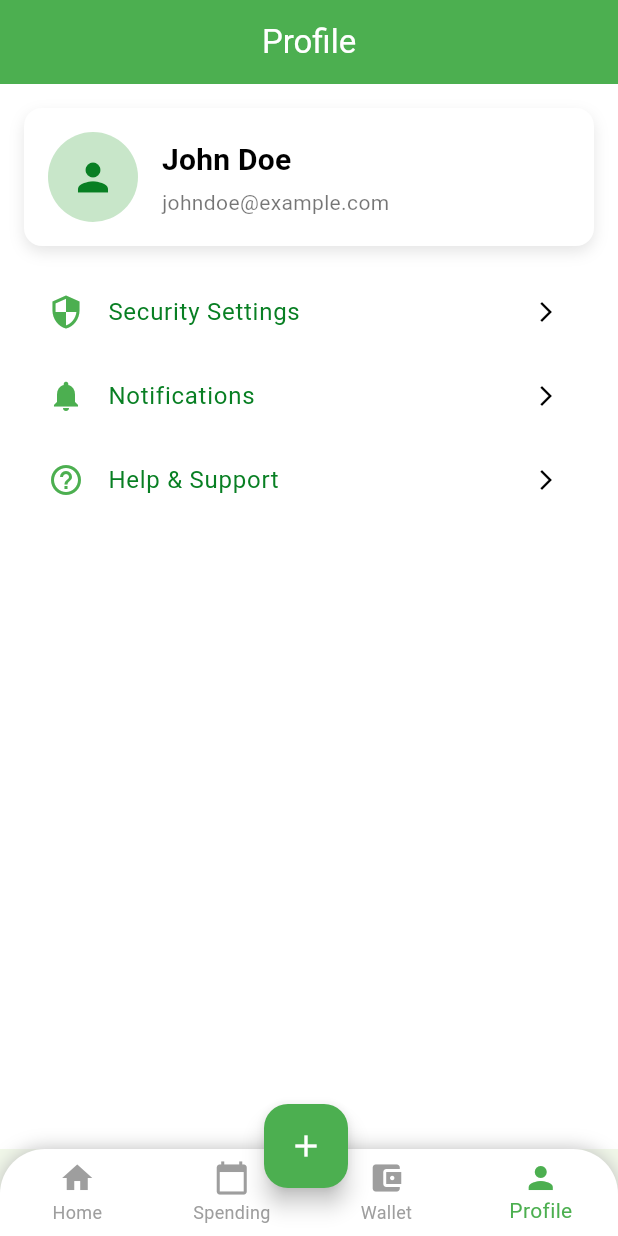
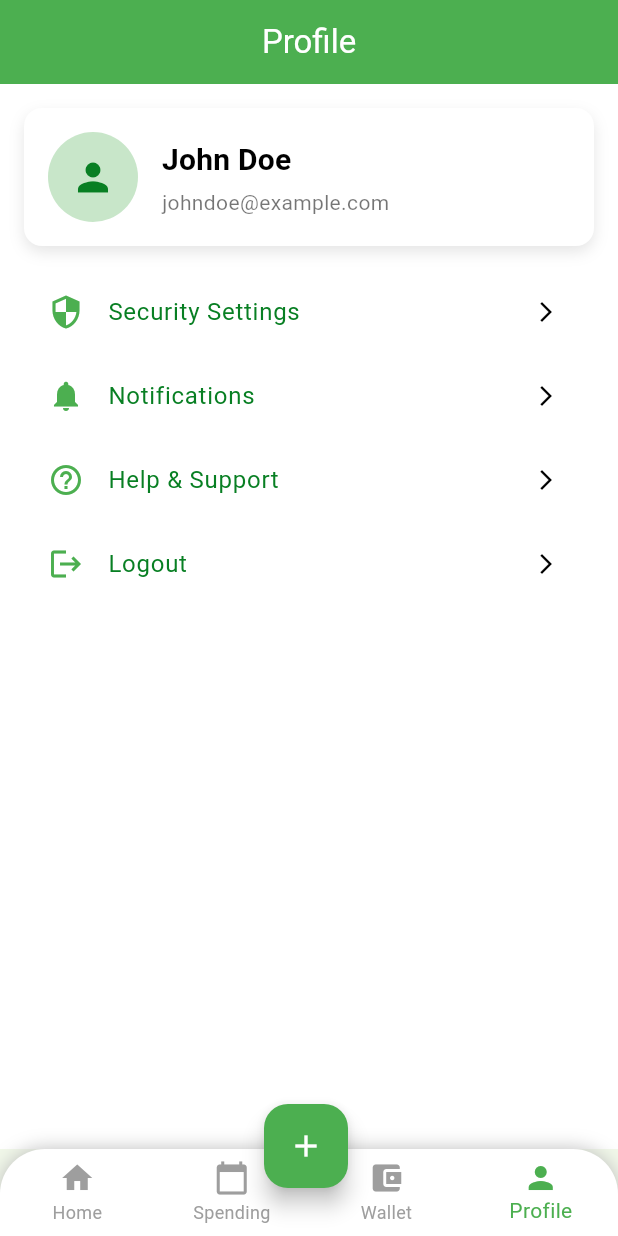
Before and after one commit to AlexNaupay/Persoanal-Finance-Flutter, a Flutter app: the ProfileScreen screen opened by its route, on a phone screen of 412 x 824 dp. Run offline on Flutter 3.47's test engine with Material 3 defaults, Android fonts, the light colour scheme and no system bars; our stand-ins replace bloc, firebase_auth, firebase_core, fl_chart, flutter_bloc, go_router; accounts and stored records are empty; generated files the repository leaves out were written again.

Commit message:
feat: Add logout functionality in profile screen
This commit adds a logout option to the profile screen, allowing users to sign out of their accounts. The logout functionality is implemented using the Bloc pattern to dispatch a LogoutAction event. Upon successful logout, the user is redirected to the login screen. A confirmation dialog is displayed to ensure the user intends to log out.

```diff
--- a/lib/auth/profile_screen.dart
+++ b/lib/auth/profile_screen.dart
@@ -1,7 +1,11 @@
 import 'package:flutter/material.dart';
+import 'package:flutter_bloc/flutter_bloc.dart';
+import 'package:go_router/go_router.dart';
+import 'package:personal_finance_flutter/auth/auth_event.dart';
 
 import '../widgets/profile_card.dart';
 import '../widgets/profile_option.dart';
+import 'auth_bloc.dart';
 
 class ProfileScreen extends StatelessWidget {
   const ProfileScreen({super.key});
@@ -27,7 +31,7 @@ class ProfileScreen extends StatelessWidget {
             const SizedBox(height: 16),
             Expanded(
               child: ListView(
-                children: const [
+                children: [
                   ProfileOption(
                     icon: Icons.security,
                     title: 'Security Settings',
@@ -39,6 +43,17 @@ class ProfileScreen extends StatelessWidget {
                   ProfileOption(
                     icon: Icons.help_outline,
                     title: 'Help & Support',
+                  ),
+                  ProfileOption(
+                    icon: Icons.logout,
+                    title: 'Logout',
+                    onTap: () async {
+                      final shouldLogout = await _showLogoutConfirmationDialog(context);
+                      if (shouldLogout) {
+                        context.read<AuthBloc>().add(LogoutAction());
+                        context.go('/login');
+                      }
+                    },
                   ),
                 ],
               ),
```
